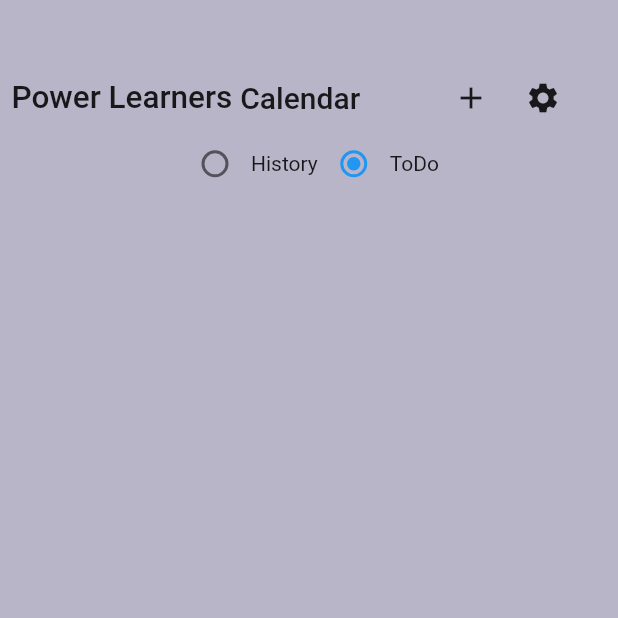
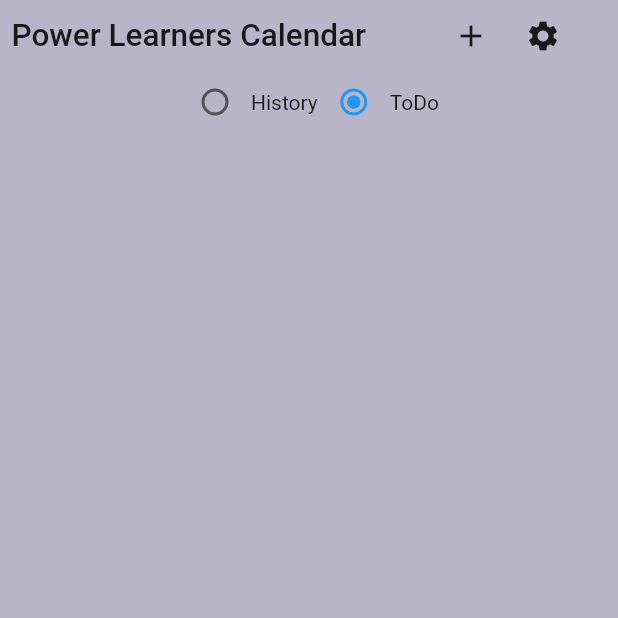
Before and after one commit to ALi4576/learning_log, a Flutter app: the screen it shows after launch, on a phone screen of 412 x 824 dp, the top half of it. Run offline on Flutter 3.47's test engine with Material 2 defaults, Android fonts, the phone set to English and light mode, and no system bars; drawn by our look-alikes of group_radio_button; our stand-ins replace date_time_picker, sqflite; missing offline and left inert: multiselect_formfield; accounts and stored records are empty.

Commit message:
heading changed

```diff
--- a/lib/Screens/calender.dart
+++ b/lib/Screens/calender.dart
@@ -69,10 +69,10 @@ class _CalenderState extends State<Calender> {
   Widget build(BuildContext context) {
     return Scaffold(
         body: Container(
+          height: MediaQuery.of(context).size.height,
           color: Color.fromRGBO(183, 181, 199, 1.0),
-          child: Padding(
-            padding: EdgeInsets.only(top:MediaQuery.of(context).size.height/20),
-            child: Column(
+          child: ListView(
+            physics: NeverScrollableScrollPhysics(),
             children: [
               Container(
                 child: Row(
@@ -82,12 +82,14 @@ class _CalenderState extends State<Calender> {
                       width: MediaQuery.of(context).size.width/1.5,
                       child: Row(
                        children: [
-                           Text("Power Learners ",style: TextStyle(
+                         Flexible(
+                           child: Text("Power Learners Calendar",style: TextStyle(
                                fontSize: (MediaQuery.of(context).textScaleFactor > 1) ? (22.0 - MediaQuery.of(context).textScaleFactor) : 21.0,
                                fontWeight: FontWeight.w500),),
-                           Text("Calendar",style: TextStyle(
+                         ),
+/*                           Text("Calendar",style: TextStyle(
                              fontSize: (MediaQuery.of(context).textScaleFactor > 1) ? (20.0 - MediaQuery.of(context).textScaleFactor) : 20.0,
-                               fontWeight: FontWeight.w500),)
+                             fontWeight: FontWeight.w500),)*/
                        ],
                      )
                     ),
@@ -145,7 +147,7 @@ class _CalenderState extends State<Calender> {
                         if (snapshot.hasData) {
                           return Container(
                             width: MediaQuery.of(context).size.width,
-                              height: MediaQuery.of(context).size.height / 1.27,
+                            height: MediaQuery.of(context).size.height / 1.22,
                             child: ListView.builder(
                               itemCount: snapshot.data.length,
                               itemBuilder: (BuildContext context, int index) {
@@ -223,7 +225,7 @@ class _CalenderState extends State<Calender> {
                           snapshot.data.sort((a,b) => a.due_date.compareTo(b.due_date));
                           return Container(
                             width: MediaQuery.of(context).size.width,
-                              height: MediaQuery.of(context).size.height / 1.27,
+                            height: MediaQuery.of(context).size.height / 1.22,
                             child: ListView.builder(
                               itemCount: snapshot.data.length,
                               itemBuilder: (BuildContext context, int index) {
@@ -281,7 +283,6 @@ class _CalenderState extends State<Calender> {
                 ),
               )
             ],
-            ),
           ),
         )
     );
```
Lines whose indentation alone changed are shown as unchanged.
